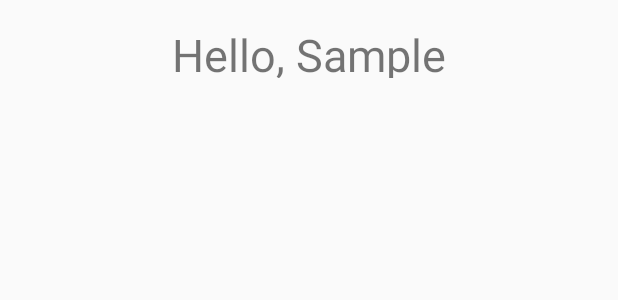
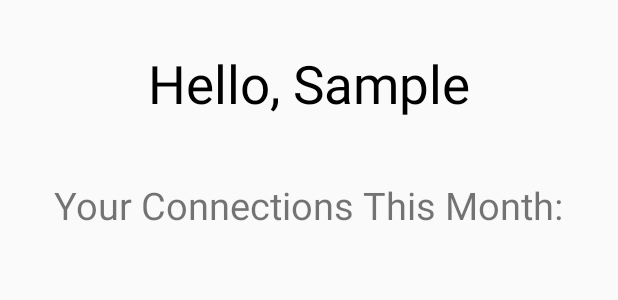
Before and after one commit to Nikita-Elkin/Shindig, an Android app: the layout home_page.xml on its own in the app's theme, with its tools: preview values and no code run, on a phone screen of 412 x 824 dp. Shown: the top 300 px of the screen. Run offline under Robolectric (Android 15) with nearby library versions, the phone set to English and light mode, and no system bars.

Commit message:
With Home Page

```diff
--- a/app/src/main/res/layout/home_page.xml
+++ b/app/src/main/res/layout/home_page.xml
@@ -3,21 +3,36 @@
     xmlns:app="http://schemas.android.com/apk/res-auto"
     xmlns:tools="http://schemas.android.com/tools"
     android:layout_width="match_parent"
-    android:layout_height="match_parent"
-    tools:layout_editor_absoluteY="25dp">
+    android:layout_height="match_parent">
 
     <LinearLayout
+        android:id="@+id/linearLayout"
         android:layout_width="match_parent"
         android:layout_height="wrap_content"
-        android:layout_marginTop="16dp"
+        android:layout_marginTop="32dp"
         android:gravity="center_horizontal"
         app:layout_constraintTop_toTopOf="parent">
 
         <TextView
             android:id="@+id/textView4"
             android:layout_width="wrap_content"
-            android:layout_height="36dp"
+            android:layout_height="wrap_content"
             android:text="@string/hello"
-            android:textSize="30sp" />
+            android:textColor="@color/black"
+            android:textSize="35sp" />
+    </LinearLayout>
+
+    <LinearLayout
+        android:layout_width="match_parent"
+        android:layout_height="wrap_content"
+        android:layout_marginTop="40dp"
+        app:layout_constraintTop_toBottomOf="@+id/linearLayout"
+        android:gravity="center_horizontal">
+
+        <TextView
+            android:layout_width="wrap_content"
+            android:layout_height="wrap_content"
+            android:text="@string/connect"
+            android:textSize="25sp"/>
     </LinearLayout>
 </android.support.constraint.ConstraintLayout>
--- a/app/src/main/res/values/strings.xml
+++ b/app/src/main/res/values/strings.xml
@@ -13,4 +13,5 @@
     <string name="people">Coworkers</string>
     <string name="finish">Finish</string>
     <string name="hello">Hello, Sample</string>
+    <string name="connect">Your Connections This Month:</string>
 </resources>
```
